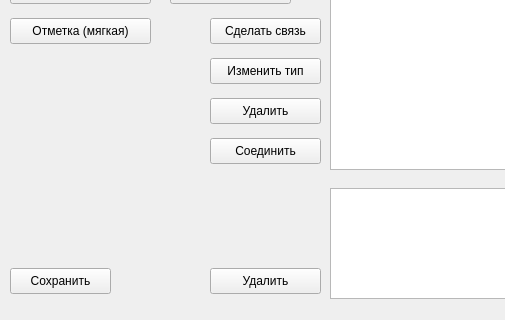
Old version of the form uis/sentence_edit.ui in the repository Holodome/ling; both pictures show x 0 to 505 and y 222 to 542 of the 600 by 542 pixel window.
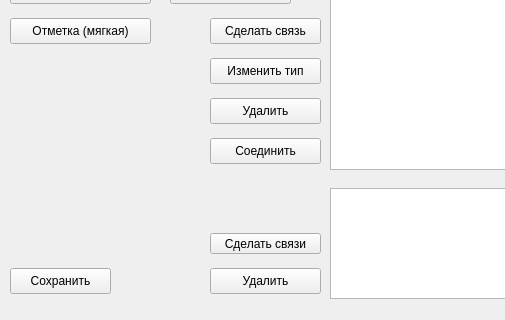
New version of the form.

The edit to the form file:
```diff
--- a/uis/sentence_edit.ui
+++ b/uis/sentence_edit.ui
@@ -163,6 +163,19 @@
     <string>Сохранить</string>
    </property>
   </widget>
+  <widget class="QPushButton" name="make_def_conns_btn">
+   <property name="geometry">
+    <rect>
+     <x>210</x>
+     <y>455</y>
+     <width>111</width>
+     <height>21</height>
+    </rect>
+   </property>
+   <property name="text">
+    <string>Сделать связи</string>
+   </property>
+  </widget>
  </widget>
  <resources/>
  <connections/>
```
